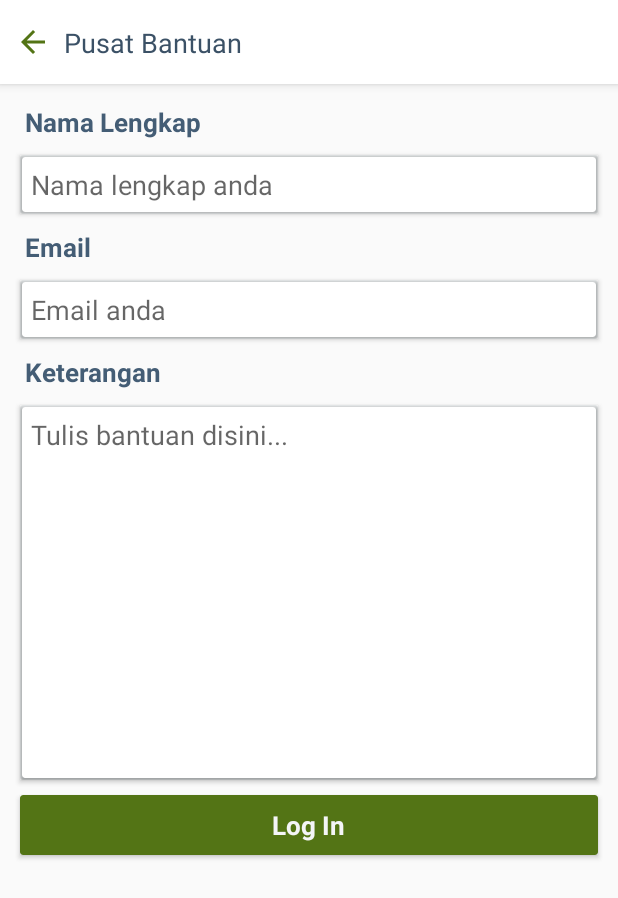
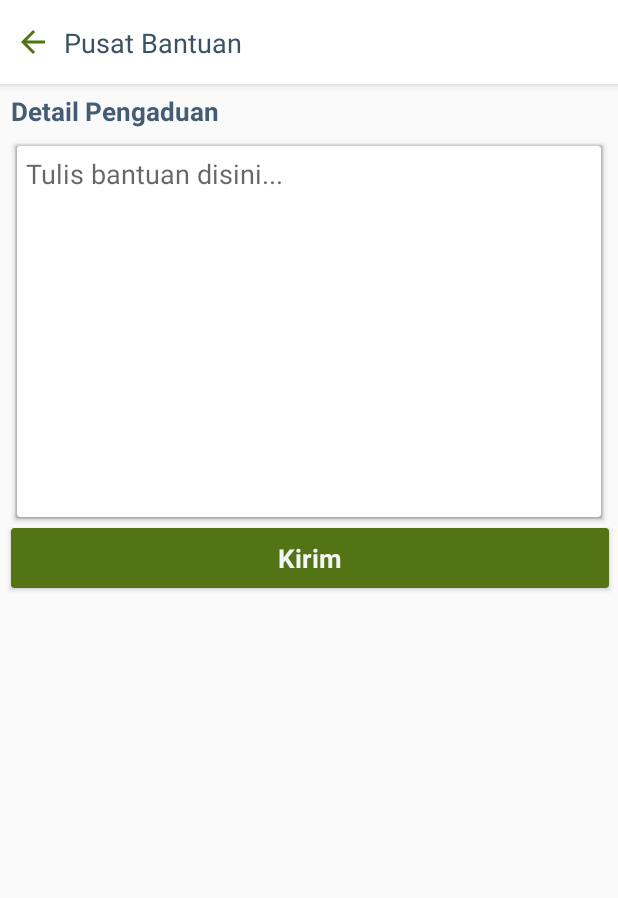
Before and after one commit to clipcodes/tokonu, an Android app: the Bantuan screen opened directly, with no data from a screen before it, on a phone screen of 412 x 824 dp. Shown: the top 898 px of the screen. Run offline under Robolectric (Android 15) with nearby library versions, the phone set to English and light mode, and no system bars; our stand-ins replace Volley.

Commit message:
26/02/20 Sam Design

```diff
--- a/app/src/main/java/nu/toko/Adapter/CheckoutListAdapter.java
+++ b/app/src/main/java/nu/toko/Adapter/CheckoutListAdapter.java
@@ -43,7 +43,7 @@ public class CheckoutListAdapter extends RecyclerView.Adapter<CheckoutListAdapte
     public void onBindViewHolder(final ViewHolder holder, final int position) {
         ImageLoader.getInstance().displayImage(FOTOPRODUK + items.get(position).getGambarfirst(), holder.productimg);
         holder.productname.setText(items.get(position).getNama_produk());
-        holder.productprice.setText("Rp."+ Others.PercantikHarga((items.get(position).getHarga_admin()+items.get(position).getHarga_mitra()) * items.get(position).getQty()));
+        holder.productprice.setText("Rp."+ Others.PercantikHarga(items.get(position).getHarga_admin()* items.get(position).getQty()));
         holder.qty.setText(String.valueOf(items.get(position).getQty())+"x");
     }
 
--- a/app/src/main/java/nu/toko/Adapter/PayListAdapter.java
+++ b/app/src/main/java/nu/toko/Adapter/PayListAdapter.java
@@ -43,7 +43,7 @@ public class PayListAdapter extends RecyclerView.Adapter<PayListAdapter.ViewHold
     public void onBindViewHolder(final ViewHolder holder, final int position) {
         ImageLoader.getInstance().displayImage(FOTOPRODUK + items.get(position).getProduk().getGambarfirst(), holder.productimg);
         holder.productname.setText(items.get(position).getProduk().getNama_produk());
-        holder.productprice.setText("Rp."+ Others.PercantikHarga((items.get(position).getProduk().getHarga_admin()+items.get(position).getProduk().getHarga_mitra()) * items.get(position).getQty()));
+        holder.productprice.setText("Rp."+ Others.PercantikHarga(items.get(position).getProduk().getHarga_admin() * items.get(position).getQty()));
         holder.qty.setText(String.valueOf(items.get(position).getQty())+"x");
     }
 
--- a/app/src/main/java/nu/toko/Adapter/ProductAdapter.java
+++ b/app/src/main/java/nu/toko/Adapter/ProductAdapter.java
@@ -44,7 +44,7 @@ public class ProductAdapter extends RecyclerView.Adapter<ProductAdapter.ViewHold
 
     @Override
     public void onBindViewHolder(ViewHolder holder, final int position) {
-        holder.price.setText("Rp."+ Others.PercantikHarga(Integer.valueOf(items.get(position).getHarga_mitra()+items.get(position).getHarga_admin())));
+        holder.price.setText("Rp."+ Others.PercantikHarga(items.get(position).getHarga_admin()));
         ImageLoader.getInstance().displayImage(FOTOPRODUK + items.get(position).getGambarfirst(), holder.thumb);
         holder.title.setText(items.get(position).getNama_produk());
         holder.star.setRating(items.get(position).getRating());
@@ -54,7 +54,7 @@ public class ProductAdapter extends RecyclerView.Adapter<ProductAdapter.ViewHold
             public void onClick(View v) {
                 Intent i = new Intent(activity, Details.class);
                 i.putExtra("idproduk", items.get(position).getId_produk());
-                i.putExtra("harga", items.get(position).getHarga_mitra()+items.get(position).getHarga_admin());
+                i.putExtra("harga", items.get(position).getHarga_admin());
                 i.putExtra("produknama", items.get(position).getNama_produk());
                 activity.startActivity(i);
             }
--- a/app/src/main/java/nu/toko/Page/Bantuan.java
+++ b/app/src/main/java/nu/toko/Page/Bantuan.java
@@ -1,15 +1,31 @@
 package nu.toko.Page;
 
 import android.os.Bundle;
+import android.os.Handler;
+import android.view.View;
+import android.widget.EditText;
+import android.widget.Toast;
 
 import androidx.annotation.Nullable;
 import androidx.appcompat.app.AppCompatActivity;
+import androidx.cardview.widget.CardView;
+
+import com.android.volley.RequestQueue;
+import com.android.volley.Response;
+import com.android.volley.toolbox.Volley;
 
 import nu.toko.R;
+import nu.toko.Reqs.ReqString;
+import nu.toko.Utils.UserPrefs;
+
+import static nu.toko.Utils.Staticvar.PENGADUAN;
 
 public class Bantuan extends AppCompatActivity {
 
     String TAG = getClass().getSimpleName();
+    EditText pengaduan;
+    CardView kirim;
+    RequestQueue requestQueue;
 
     @Override
     protected void onCreate(@Nullable Bundle savedInstanceState) {
@@ -17,10 +33,43 @@ public class Bantuan extends AppCompatActivity {
         setContentView(R.layout.page_bantuan);
 
         init();
-
-
     }
 
     void init(){
+        requestQueue = Volley.newRequestQueue(getApplicationContext());
+        pengaduan = findViewById(R.id.pengaduan);
+        kirim = findViewById(R.id.kirim);
+
+        kirim.setOnClickListener(new View.OnClickListener() {
+            @Override
+            public void onClick(View view) {
+                String p = pengaduan.getText().toString();
+                if (p.isEmpty()){
+                    Toast.makeText(getApplicationContext(), "Keterangan Kosong", Toast.LENGTH_SHORT).show();
+                    return;
+                }
+
+                findViewById(R.id.gotex).setVisibility(View.INVISIBLE);
+                findViewById(R.id.progress).setVisibility(View.VISIBLE);
+
+                new ReqString(Bantuan.this, requestQueue).bantuan(respon, p);
+            }
+        });
     }
+
+    Response.Listener<String> respon = new Response.Listener<String>() {
+        @Override
+        public void onResponse(String response) {
+            Handler h = new Handler();
+            h.postDelayed(new Runnable() {
+                @Override
+                public void run() {
+                    pengaduan.setText("");
+                    findViewById(R.id.gotex).setVisibility(View.VISIBLE);
+                    findViewById(R.id.progress).setVisibility(View.GONE);
+                    Toast.makeText(getApplicationContext(), "Pengaduan Sukses Terkirim !", Toast.LENGTH_SHORT).show();
+                }
+            }, 1500);
+        }
+    };
 }
--- a/app/src/main/java/nu/toko/Page/Checkout.java
+++ b/app/src/main/java/nu/toko/Page/Checkout.java
@@ -203,7 +203,7 @@ public class Checkout extends AppCompatActivity {
                         int harga_total;
                         for (int l = 0; l < productModelNU.size(); l++){
                             if (productModelNU.get(l).getId_mitra().equals(mitra.get(i))){
-                                sub_total += (productModelNU.get(l).getHarga_admin()+productModelNU.get(l).getHarga_mitra())*productModelNU.get(l).getQty();
+                                sub_total += productModelNU.get(l).getHarga_admin()*productModelNU.get(l).getQty();
                                 harga_ongkir += productModelNU.get(l).getFixongkir();
 
                                 JSONObject object = new JSONObject();
--- a/app/src/main/java/nu/toko/Utils/Staticvar.java
+++ b/app/src/main/java/nu/toko/Utils/Staticvar.java
@@ -56,6 +56,7 @@ public class Staticvar {
     public static final String DATKOTA = DOMAIN+API+"data/kota/";
     public static final String MITRAKURIR = DOMAIN+API+"mitra/kurir/";
     public static final String DATAKURIR = DOMAIN+API+"data/kurir";
+    public static final String PENGADUAN = DOMAIN+API+"pengaduan/kirim";
     public static final String SLASH = "/";
 
     public static final String GAMBAR_BERITA = "gambar_berita";
--- a/app/src/main/res/layout/page_bantuan.xml
+++ b/app/src/main/res/layout/page_bantuan.xml
@@ -60,75 +60,14 @@
         android:layout_width="match_parent"
         android:background="@color/greytranspa0"
         android:orientation="vertical"
-        android:layout_margin="3dp"
         app:layout_behavior="@string/appbar_scrolling_view_behavior"
         android:layout_height="match_parent">
         <TextView
             android:layout_width="wrap_content"
-            android:text="Nama Lengkap"
-            android:layout_marginTop="10dp"
-            android:layout_marginStart="13dp"
-            android:layout_marginEnd="10dp"
-            android:textStyle="bold"
-            android:textColor="@color/textcolor2"
-            android:textSize="17sp"
-            android:layout_height="wrap_content"/>
-        <androidx.cardview.widget.CardView
-            android:layout_width="match_parent"
-            android:layout_marginStart="10dp"
-            android:layout_marginTop="10dp"
-            app:cardBackgroundColor="@color/greytranspa1"
-            android:layout_marginEnd="10dp"
-            android:layout_height="wrap_content">
-            <androidx.cardview.widget.CardView
-                android:layout_width="match_parent"
-                android:layout_margin="1dp"
-                android:layout_height="match_parent">
-                <EditText
-                    android:layout_width="match_parent"
-                    android:maxLines="1"
-                    android:layout_margin="6dp"
-                    android:hint="Nama lengkap anda"
-                    android:background="@android:color/transparent"
-                    android:layout_height="wrap_content"/>
-            </androidx.cardview.widget.CardView>
-        </androidx.cardview.widget.CardView>
-        <TextView
-            android:layout_width="wrap_content"
-            android:text="Email"
-            android:layout_marginTop="10dp"
-            android:layout_marginStart="13dp"
-            android:layout_marginEnd="10dp"
-            android:textStyle="bold"
-            android:textColor="@color/textcolor2"
-            android:textSize="17sp"
-            android:layout_height="wrap_content"/>
-        <androidx.cardview.widget.CardView
-            android:layout_width="match_parent"
-            android:layout_marginStart="10dp"
-            android:layout_marginTop="10dp"
-            app:cardBackgroundColor="@color/greytranspa1"
-            android:layout_marginEnd="10dp"
-            android:layout_height="wrap_content">
-            <androidx.cardview.widget.CardView
-                android:layout_width="match_parent"
-                android:layout_margin="1dp"
-                android:layout_height="match_parent">
-                <EditText
-                    android:layout_width="match_parent"
-                    android:maxLines="1"
-                    android:layout_margin="6dp"
-                    android:hint="Email anda"
-                    android:background="@android:color/transparent"
-                    android:layout_height="wrap_content"/>
-            </androidx.cardview.widget.CardView>
-        </androidx.cardview.widget.CardView>
-        <TextView
-            android:layout_width="wrap_content"
-            android:text="Keterangan"
-            android:layout_marginTop="10dp"
-            android:layout_marginStart="13dp"
-            android:layout_marginEnd="10dp"
+            android:text="Detail Pengaduan"
+            android:layout_marginTop="6dp"
+            android:layout_marginStart="7dp"
+            android:layout_marginEnd="6dp"
             android:textStyle="bold"
             android:textColor="@color/textcolor2"
             android:textSize="17sp"
@@ -147,6 +86,7 @@
                 <EditText
                     android:layout_width="match_parent"
                     android:maxLines="10"
+                    android:id="@+id/pengaduan"
                     android:layout_margin="6dp"
                     android:hint="Tulis bantuan disini..."
                     android:background="@android:color/transparent"
@@ -155,13 +95,15 @@
         </androidx.cardview.widget.CardView>
         <androidx.cardview.widget.CardView
             android:layout_width="match_parent"
-            android:layout_margin="10dp"
-            android:id="@+id/login"
+            android:layout_marginTop="6dp"
+            android:layout_marginStart="7dp"
+            android:layout_marginEnd="6dp"
+            android:id="@+id/kirim"
             app:cardBackgroundColor="@color/colorPrimary"
             android:layout_height="wrap_content">
             <TextView
                 android:layout_width="wrap_content"
-                android:text="Log In"
+                android:text="Kirim"
                 android:textSize="17sp"
                 android:textStyle="bold"
                 android:textColor="@color/white"
```
Also changed, not shown: app/src/main/java/nu/toko/Adapter/Product2Adapter.java (+6 -6 lines), app/src/main/java/nu/toko/Page/CartOrder.java (+2 -8 lines), app/src/main/java/nu/toko/Reqs/ReqString.java (+23 -0 lines).
